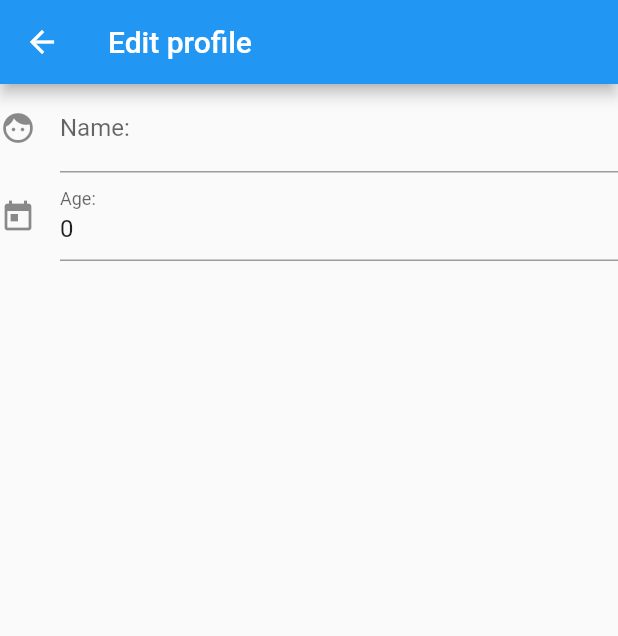
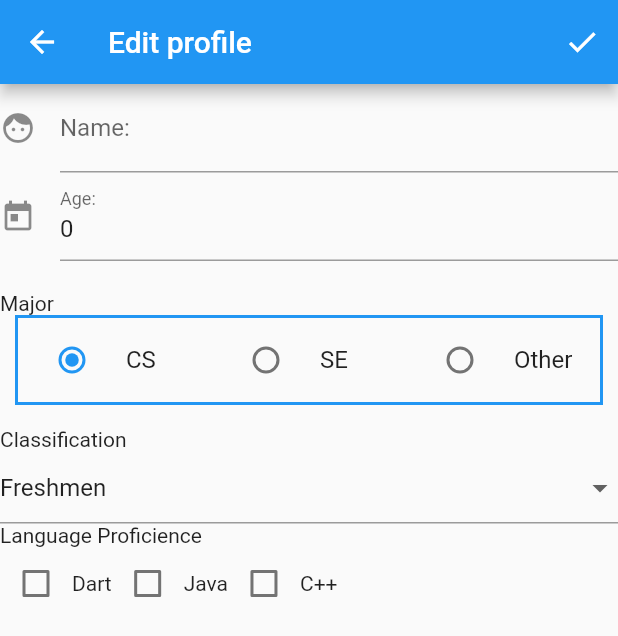
Before and after one commit to nurulakter8/Admin-Function, a Flutter app: the ProfileScreen screen opened by its route, after a tap on the "edit" icon, on a phone screen of 412 x 824 dp. Shown: the top 636 px of the screen. Run offline on Flutter 3.47's test engine with Material 2 defaults, Android fonts, the phone set to English and light mode, and no system bars; accounts and stored records are empty.

Commit message:
profile Edit screen commit

```diff
--- a/lib/model/profile.dart
+++ b/lib/model/profile.dart
@@ -1,7 +1,6 @@
-import 'dart:ui';
 
 enum Classification{
-  Freshmem,
+  Freshmen,
   Sophomore,
   Junior,
   Senior,
@@ -32,8 +31,15 @@ class Profile{
   Profile({
     this.name="",
     this.age=0,
-    this.classification = Classification.Freshmem,
+    this.classification = Classification.Freshmen,
     this.major = Major.CS,
   });
+  Profile.clone(Profile p){
+    this.name=p.name;
+    this.age=p.age;
+    this.classification = p.classification;
+    this.major = p.major;
+    this.languages= Map.from(p.languages);
+  }
 
 }
--- a/lib/screens/profile_screen.dart
+++ b/lib/screens/profile_screen.dart
@@ -19,6 +19,8 @@ class _ProfileState extends State<ProfileScreen> {
     super.initState();
     con = _Controller(this);
   }
+
+  void render(fn) => setState(fn);
 
   @override
   Widget build(BuildContext context) {
@@ -103,7 +105,13 @@ class _Controller {
   Profile profile = Profile();
   _Controller(this._state);
 
-  void edit(){
-    Navigator.pushNamed(_state.context, ProfileEditScreen.routeName, arguments: profile);
+  void edit() async {
+    var result = await Navigator.pushNamed(
+        _state.context, ProfileEditScreen.routeName,
+        arguments: Profile.clone(profile));
+    if (result != null) {
+      //save button pressed from edit profile screen
+      _state.render(()=>profile = result);
+    }
   }
 }
--- a/lib/screens/profileedit_screen.dart
+++ b/lib/screens/profileedit_screen.dart
@@ -31,10 +31,18 @@ class _ProfileEditState extends State<ProfileEditScreen> {
     return Scaffold(
       appBar: AppBar(
         title: Text("Edit profile"),
+        actions: <Widget>[
+          IconButton(
+            icon: Icon(Icons.check),
+            onPressed: con.save,
+          ),
+        ],
       ),
       body: Form(
           key: formKey,
+          child: SingleChildScrollView(
                       child: Column(
+              crossAxisAlignment: CrossAxisAlignment.start,
               children: <Widget>[
                 TextFormField(
                   decoration: InputDecoration(
@@ -52,7 +60,73 @@ class _ProfileEditState extends State<ProfileEditScreen> {
                   validator: con.validatorAge,
                   onSaved: con.onSavedAge,
                 ),
+                SizedBox(
+                  height: 20,
+                ),
+                Text('Major'),
+                Container(
+                  margin: EdgeInsets.fromLTRB(10, 0, 10, 15),
+                  decoration: BoxDecoration(
+                    border: Border.all(width: 2, color: Colors.blue),
+                  ),
+                  child: Row(
+                    children: <Widget>[
+                      Expanded(
+                        child: RadioListTile(
+                          title: Text(Major.CS.toString().split('.')[1]),
+                          value: Major.CS,
+                          groupValue: profile.major,
+                          onChanged: con.onChangedMajor,
+                        ),
+                      ),
+                      Expanded(
+                        child: RadioListTile(
+                          title: Text(Major.SE.toString().split('.')[1]),
+                          value: Major.SE,
+                          groupValue: profile.major,
+                          onChanged: con.onChangedMajor,
+                        ),
+                      ),
+                      Expanded(
+                        child: RadioListTile(
+                          title: Text(Major.Other.toString().split('.')[1]),
+                          value: Major.Other,
+                          groupValue: profile.major,
+                          onChanged: con.onChangedMajor,
+                        ),
+                      ),
                     ],
+                  ),
+                ),
+                Text('Classification'),
+                DropdownButtonFormField(
+                  hint: Text('classification'),
+                  value: profile.classification,
+                  onChanged: con.onChangedClassification,
+                  items: con.getClassificationList(),
+                ),
+                Text('Language Proficience'),
+                Row(
+                  children: <Widget>[
+                    Checkbox(
+                      value: profile.languages[Language.Dart],
+                      onChanged: con.onChangedDart,
+                    ),
+                    Text(Language.Dart.toString().split('.')[1]),
+                    Checkbox(
+                      value: profile.languages[Language.Java],
+                      onChanged: con.onChangedJava,
+                    ),
+                    Text(Language.Java.toString().split('.')[1]),
+                    Checkbox(
+                      value: profile.languages[Language.CPP],
+                      onChanged: con.onChangedCPP,
+                    ),
+                    Text('C++'),
+                  ],
+                ),
+              ],
+            ),
           )),
     );
   }
@@ -61,6 +135,12 @@ class _ProfileEditState extends State<ProfileEditScreen> {
 class _Controller {
   _ProfileEditState _state;
   _Controller(this._state);
+  void save() {
+    if (_state.formKey.currentState.validate()) {
+      _state.formKey.currentState.save();
+      Navigator.pop(_state.context, _state.profile);
+    }
+  }
 
   String validatorName(String value) {
     if (value.length < 2)
@@ -84,8 +164,45 @@ class _Controller {
       return "Not an Integer";
     }
   }
+
   void onSavedAge(String value) {
     _state.profile.age = int.parse(value);
   }
 
+  void onChangedMajor(Major m) {
+    _state.render(() {
+      _state.profile.major = m;
+    });
   }
+
+  List getClassificationList() {
+    return Classification.values.map((c) {
+      return DropdownMenuItem(
+        value: c,
+        child: Text(c.toString().split('.')[1]),
+      );
+    }).toList();
+  }
+
+  void onChangedClassification(Classification c) {
+    _state.profile.classification = c;
+  }
+
+  void onChangedDart(bool checked) {
+    _state.render(() {
+      _state.profile.languages[Language.Dart] = checked;
+    });
+  }
+
+  void onChangedJava(bool checked) {
+    _state.render(() {
+      _state.profile.languages[Language.Java] = checked;
+    });
+  }
+
+  void onChangedCPP(bool checked) {
+    _state.render(() {
+      _state.profile.languages[Language.CPP] = checked;
+    });
+  }
+}
```
Lines whose indentation alone changed are shown as unchanged.
